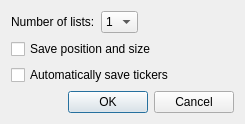
Before: the Qt Designer form options.ui in HappySeaFox/tht, drawn with Qt 5.
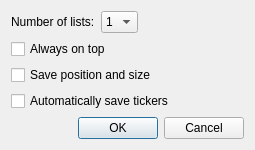
After: the same form once the commit is applied.

Commit message: Added option "Always on top"

What changed in the file:
```diff
--- a/options.ui
+++ b/options.ui
@@ -6,8 +6,8 @@
    <rect>
     <x>0</x>
     <y>0</y>
-    <width>245</width>
-    <height>121</height>
+    <width>255</width>
+    <height>144</height>
    </rect>
   </property>
   <property name="windowTitle">
@@ -67,7 +67,7 @@
      </item>
     </layout>
    </item>
-   <item row="3" column="0">
+   <item row="4" column="0">
     <spacer name="verticalSpacer">
      <property name="orientation">
       <enum>Qt::Vertical</enum>
@@ -80,7 +80,7 @@
      </property>
     </spacer>
    </item>
-   <item row="4" column="0">
+   <item row="5" column="0">
     <widget class="QDialogButtonBox" name="buttonBox">
      <property name="orientation">
       <enum>Qt::Horizontal</enum>
@@ -90,20 +90,27 @@
      </property>
     </widget>
    </item>
-   <item row="1" column="0">
+   <item row="2" column="0">
     <widget class="QCheckBox" name="checkSave">
      <property name="text">
       <string>Save position and size</string>
      </property>
     </widget>
    </item>
-   <item row="2" column="0">
+   <item row="3" column="0">
     <widget class="QCheckBox" name="checkSaveTickers">
      <property name="text">
       <string>Automatically save tickers</string>
      </property>
     </widget>
    </item>
+   <item row="1" column="0">
+    <widget class="QCheckBox" name="checkOnTop">
+     <property name="text">
+      <string>Always on top</string>
+     </property>
+    </widget>
+   </item>
   </layout>
  </widget>
  <tabstops>
```
Left out of the diff: 1 changed line with no effect on the pictures. The commit also changes 6 other files.
